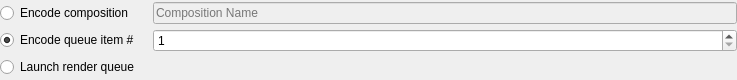
This is src/UI/Blocks/blockaecomp.ui in RxLaboratory/DuME as Qt 5 draws it before an edit. The edited form follows.
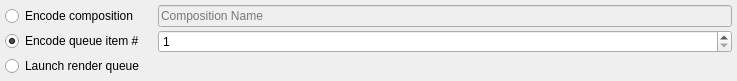
This is the edited form.

The edit to the form file:
```diff
--- a/src/UI/Blocks/blockaecomp.ui
+++ b/src/UI/Blocks/blockaecomp.ui
@@ -15,16 +15,16 @@
   </property>
   <layout class="QGridLayout" name="gridLayout" columnstretch="0,1">
    <property name="leftMargin">
-    <number>0</number>
+    <number>5</number>
    </property>
    <property name="topMargin">
-    <number>0</number>
+    <number>5</number>
    </property>
    <property name="rightMargin">
-    <number>0</number>
+    <number>5</number>
    </property>
    <property name="bottomMargin">
-    <number>0</number>
+    <number>5</number>
    </property>
    <property name="spacing">
     <number>3</number>
```
